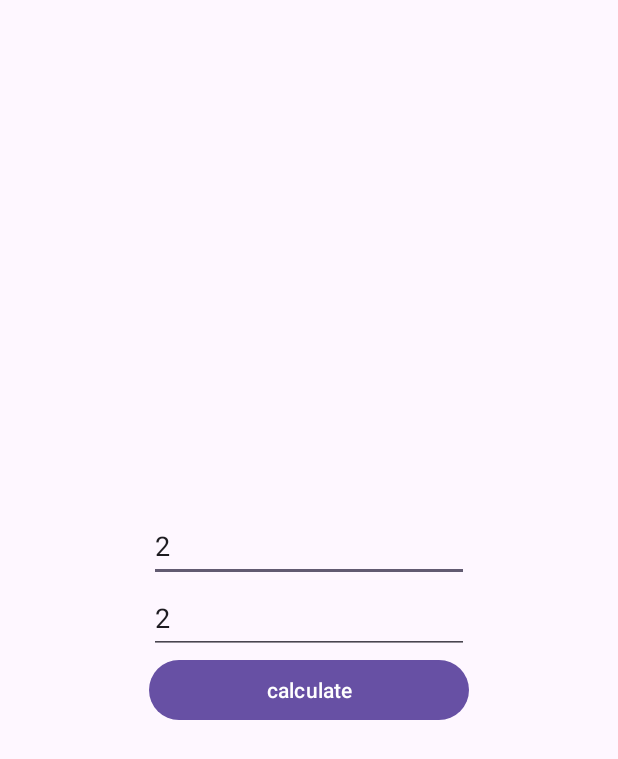
After one commit to mostafahamed1384/mianterm, an Android app: the layout activity_main2.xml on its own in the app's theme, with its tools: preview values and no code run, on a phone screen of 412 x 824 dp. The commit adds this screen. Shown: the top 759 px of the screen. Run offline under Robolectric (Android 15) with nearby library versions, the phone set to English and light mode, and no system bars.

Commit message:
Add files via upload

```diff
--- /dev/null
+++ b/src/main/res/layout/activity_main2.xml
@@ -0,0 +1,47 @@
+<?xml version="1.0" encoding="utf-8"?>
+<androidx.constraintlayout.widget.ConstraintLayout xmlns:android="http://schemas.android.com/apk/res/android"
+    xmlns:app="http://schemas.android.com/apk/res-auto"
+    xmlns:tools="http://schemas.android.com/tools"
+    android:id="@+id/main"
+    android:layout_width="match_parent"
+    android:layout_height="match_parent"
+    tools:context=".MainActivity2">
+
+    <LinearLayout
+        android:layout_width="wrap_content"
+        android:layout_height="wrap_content"
+        android:layout_marginStart="1dp"
+        android:layout_marginTop="1dp"
+        android:layout_marginEnd="1dp"
+        android:layout_marginBottom="1dp"
+        android:orientation="vertical"
+        app:layout_constraintBottom_toBottomOf="parent"
+        app:layout_constraintEnd_toEndOf="parent"
+        app:layout_constraintStart_toStartOf="parent"
+        app:layout_constraintTop_toTopOf="parent">
+
+        <EditText
+            android:id="@+id/editTextText"
+            android:layout_width="match_parent"
+            android:layout_height="48dp"
+            android:ems="10"
+            android:inputType="numberDecimal"
+            android:hint="@string/num1"
+            android:text="2"/>
+
+        <EditText
+            android:id="@+id/editTextText2"
+            android:layout_width="match_parent"
+            android:layout_height="48dp"
+            android:ems="10"
+            android:inputType="numberDecimal"
+            android:hint="@string/num2"
+            android:text="2"/>
+
+        <Button
+            android:id="@+id/button2"
+            android:layout_width="match_parent"
+            android:layout_height="wrap_content"
+            android:text="@string/btn" />
+    </LinearLayout>
+</androidx.constraintlayout.widget.ConstraintLayout>
--- /dev/null
+++ b/src/main/res/mipmap-anydpi/ic_launcher.xml
@@ -0,0 +1,6 @@
+<?xml version="1.0" encoding="utf-8"?>
+<adaptive-icon xmlns:android="http://schemas.android.com/apk/res/android">
+    <background android:drawable="@drawable/ic_launcher_background" />
+    <foreground android:drawable="@drawable/ic_launcher_foreground" />
+    <monochrome android:drawable="@drawable/ic_launcher_foreground" />
+</adaptive-icon>
--- /dev/null
+++ b/src/main/res/mipmap-anydpi/ic_launcher_round.xml
@@ -0,0 +1,6 @@
+<?xml version="1.0" encoding="utf-8"?>
+<adaptive-icon xmlns:android="http://schemas.android.com/apk/res/android">
+    <background android:drawable="@drawable/ic_launcher_background" />
+    <foreground android:drawable="@drawable/ic_launcher_foreground" />
+    <monochrome android:drawable="@drawable/ic_launcher_foreground" />
+</adaptive-icon>
--- a/src/main/res/values-night/themes.xml
+++ b/src/main/res/values-night/themes.xml
@@ -1,6 +1,6 @@
 <resources xmlns:tools="http://schemas.android.com/tools">
     <!-- Base application theme. -->
-    <style name="Base.Theme.Web" parent="Theme.Material3.DayNight.NoActionBar">
+    <style name="Base.Theme.MyApplication" parent="Theme.Material3.DayNight.NoActionBar">
         <!-- Customize your dark theme here. -->
         <!-- <item name="colorPrimary">@color/my_dark_primary</item> -->
     </style>
--- a/src/main/res/values/strings.xml
+++ b/src/main/res/values/strings.xml
@@ -1,3 +1,6 @@
 <resources>
-    <string name="app_name">web</string>
+    <string name="app_name">My Application</string>
+    <string name="btn">calculate</string>
+    <string name="num1">num1</string>
+    <string name="num2">num2</string>
 </resources>
--- a/src/main/res/values/themes.xml
+++ b/src/main/res/values/themes.xml
@@ -1,9 +1,9 @@
 <resources xmlns:tools="http://schemas.android.com/tools">
     <!-- Base application theme. -->
-    <style name="Base.Theme.Web" parent="Theme.Material3.DayNight.NoActionBar">
+    <style name="Base.Theme.MyApplication" parent="Theme.Material3.DayNight.NoActionBar">
         <!-- Customize your light theme here. -->
         <!-- <item name="colorPrimary">@color/my_light_primary</item> -->
     </style>
 
-    <style name="Theme.Web" parent="Base.Theme.Web" />
+    <style name="Theme.MyApplication" parent="Base.Theme.MyApplication" />
 </resources>
```
Also changed, not shown: src/main/AndroidManifest.xml (+4 -3 lines), src/main/java/com/example/myapplication/MainActivity.java (added, +34 -0 lines), src/main/java/com/example/myapplication/MainActivity2.java (added, +40 -0 lines), src/main/res/layout/activity_main.xml (+8 -29 lines), 2 other files.
